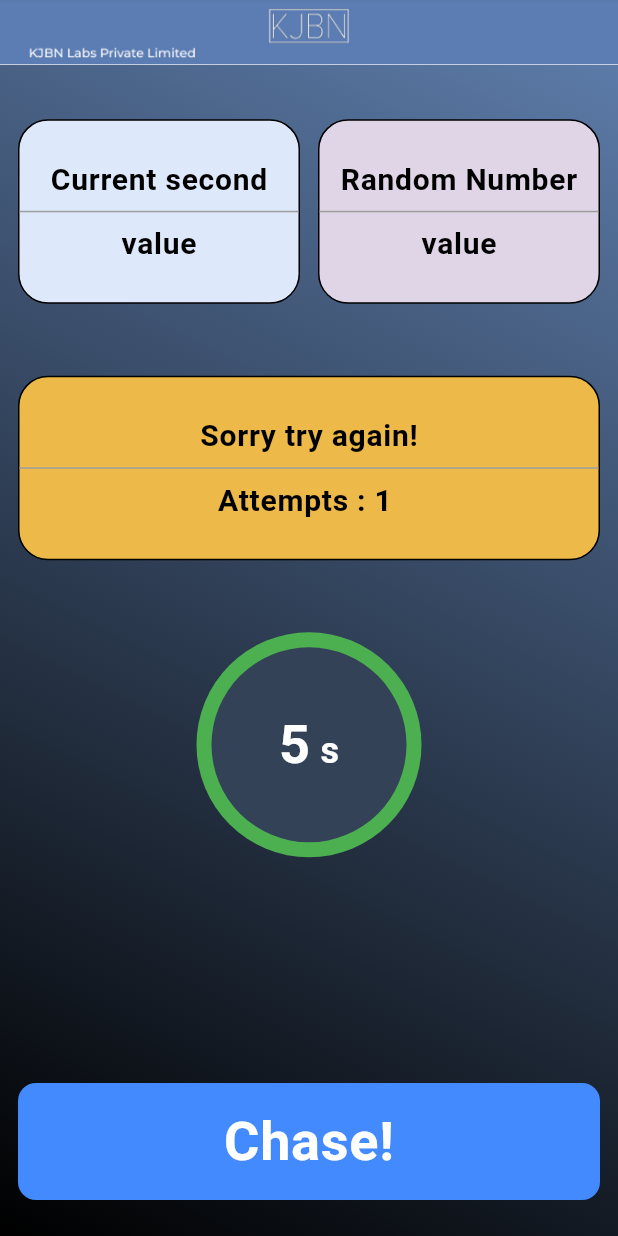
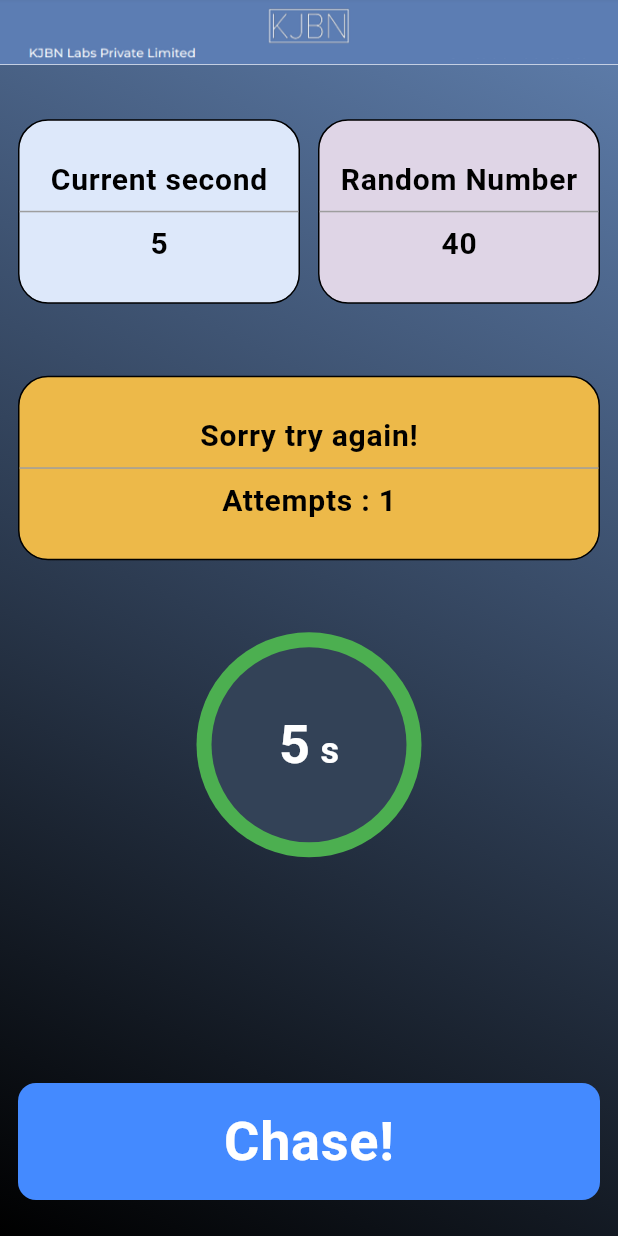
Before and after one commit to ajayg51/kjbn_assignment, a Flutter app: the screen it shows after launch, after a tap on "Chase!", on a phone screen of 412 x 824 dp. Run offline on Flutter 3.47's test engine with Material 3 defaults, Android fonts, the phone set to English and light mode, and no system bars; our stand-ins replace get.

Commit message:
added home screen  timer and dynamic sec counter

```diff
--- a/lib/screens/home_screen.dart
+++ b/lib/screens/home_screen.dart
@@ -1,5 +1,6 @@
 import 'package:flutter/material.dart';
 import 'package:get/get.dart';
+import 'package:kjbn_assignment/screens/home_screen_controller.dart';
 import 'package:kjbn_assignment/utils/color_consts.dart';
 import 'package:kjbn_assignment/utils/common_appbar.dart';
 import 'package:kjbn_assignment/utils/common_scaffold.dart';
@@ -7,7 +8,9 @@ import 'package:kjbn_assignment/utils/extensions.dart';
 import 'package:kjbn_assignment/utils/separator.dart';
 
 class HomeScreen extends StatelessWidget {
-  const HomeScreen({super.key});
+  HomeScreen({super.key});
+
+  final controller = Get.put(HomeScreenController());
 
   @override
   Widget build(BuildContext context) {
@@ -19,23 +22,55 @@ class HomeScreen extends StatelessWidget {
           Expanded(
             child: Column(
               children: [
-                SingleChildScrollView(
+                Expanded(
+                  child: SingleChildScrollView(
                     child: Column(
                       children: [
                         buildCounterRow.padSymmetric(horizontalPad: 12),
                         48.verticalSpace,
+                        Obx(
+                          () {
+                            final attemptCount = controller.attemptCount.value;
+                            final isSuccess = controller.isSuccess.value;
+                            final isTimeup = controller.isTimeup.value;
+
+                            final secLeft = controller.timerSecond.value;
+
+                            // case failure
+                            String label = "Sorry try again!";
+                            String info = "Attempts : $attemptCount";
+                            int colorValue = ColorConsts.orange;
+
+                            // case success
+                            if (isSuccess) {
+                              label = "Success :)";
+                              info = "Score : 1/$attemptCount";
+                              colorValue = ColorConsts.green;
+                            }
+                            // case timeup
+                            else if (isTimeup) {
+                              label = "Failure :(";
+                              colorValue = ColorConsts.red;
+                            }
+
+                            return Column(
+                              children: [
                                 buildResultInfo(
-                        label: "Sorry try again!",
-                        info: "Attempts : 1 ",
-                        colorValue: ColorConsts.orange,
+                                  label: label,
+                                  info: info,
+                                  colorValue: colorValue,
                                 ).padSymmetric(horizontalPad: 12),
                                 48.verticalSpace,
-                      buildTimer,
+                                buildTimer(secLeft: secLeft),
+                              ],
+                            );
+                          },
+                        ),
                       ],
                     ),
                   ),
-                const Spacer(),
-                buildBtn.padSymmetric(horizontalPad: 12),
+                ),
+                buildPlayBtn().padSymmetric(horizontalPad: 12),
                 24.verticalSpace,
               ],
             ),
@@ -49,19 +84,27 @@ class HomeScreen extends StatelessWidget {
     return Row(
       children: [
         Expanded(
-          child: buildTileInfo(
+          child: Obx(
+            () {
+              final curSec = controller.currentSecond.value;
+              return buildTileInfo(
                 colorValue: ColorConsts.skyBlue,
                 label: "Current second",
-            info: "value",
+                info: curSec.toString(),
+              );
+            },
           ),
         ),
         12.horizontalSpace,
         Expanded(
-          child: buildTileInfo(
+          child: Obx(() {
+            final randVal = controller.randomValue.value;
+            return buildTileInfo(
               colorValue: ColorConsts.purple,
               label: "Random Number",
-            info: "value",
-          ),
+              info: randVal.toString(),
+            );
+          }),
         ),
       ],
     );
@@ -130,12 +173,19 @@ class HomeScreen extends StatelessWidget {
     );
   }
 
-  Widget get buildTimer {
+  Widget buildTimer({
+    required int secLeft,
+  }) {
+    Color color = Colors.green;
+    if (secLeft < 5 && secLeft >= 3) {
+      color = Colors.yellow;
+    } else if (secLeft < 3 && secLeft >= 0) {
+      color = Colors.red;
+    }
+
     return Stack(
       children: [
-        buildTimerContainer(
-          color: Colors.green,
-        ),
+        buildTimerContainer(color: color),
         Positioned(
           left: 10,
           top: 10,
@@ -148,7 +198,7 @@ class HomeScreen extends StatelessWidget {
                 text: TextSpan(
                   children: [
                     TextSpan(
-                      text: "5",
+                      text: secLeft.toString(),
                       style: Get.textTheme.bodyLarge?.copyWith(
                         fontSize: 36,
                       ),
@@ -186,12 +236,12 @@ class HomeScreen extends StatelessWidget {
     );
   }
 
-  Widget get buildBtn {
+  Widget buildPlayBtn() {
     return Row(
       children: [
         Expanded(
           child: InkWell(
-            onTap: () {},
+            onTap: controller.onBtnTap,
             child: Container(
               decoration: BoxDecoration(
                 borderRadius: BorderRadius.circular(12),
--- /dev/null
+++ b/lib/screens/home_screen_controller.dart
@@ -0,0 +1,78 @@
+import 'dart:async';
+import 'dart:math';
+
+import 'package:get/get.dart';
+import 'package:get/get_rx/src/rx_workers/utils/debouncer.dart';
+
+class HomeScreenController extends GetxController {
+  final currentSecond = 0.obs;
+  final randomValue = 0.obs;
+  final attemptCount = 0.obs;
+  final timerSecond = 5.obs;
+
+  final isRestartGame = false.obs;
+  final isSuccess = false.obs;
+  final isTimeup = false.obs;
+
+  Timer? timer;
+  final debouncer = Debouncer(delay: const Duration(milliseconds: 1010));
+
+  @override
+  void onReady() {
+    super.onReady();
+    currentSecond.value = DateTime.now().second;
+    countSecond(isStopTimer: false);
+  }
+
+  void onBtnTap() {
+    if (timer != null && timer!.isActive) {
+      timer!.cancel();
+    }
+    debouncer.call(() {
+      currentSecond.value = DateTime.now().second;
+      randomValue.value = Random().nextInt(60);
+      // currentSecond.value = 1;
+      // randomValue.value = 1;
+      timerSecond.value = 5;
+
+      attemptCount.value += 1;
+
+      if (currentSecond.value == randomValue.value) {
+        if (timer != null && timer!.isActive) {
+          timer!.cancel();
+        }
+        isSuccess.value = true;
+      } else {
+        if (timer != null && timer!.isActive) {
+          timer!.cancel();
+        }
+        countSecond(isStopTimer: false);
+        isRestartGame.value = true;
+      }
+    });
+  }
+
+  void countSecond({required bool isStopTimer}) {
+    if (timer != null && timer!.isActive) {
+      timer!.cancel();
+    }
+
+    Timer.periodic(
+      const Duration(milliseconds: 999),
+      (timer) {
+        this.timer = timer;
+        if (isStopTimer) {
+          timer.cancel();
+          return;
+        }
+
+        timerSecond.value -= 1;
+        if (timerSecond.value == 0) {
+          isSuccess.value = false;
+          isTimeup.value = true;
+          timer.cancel();
+        }
+      },
+    );
+  }
+}
--- a/lib/screens/splash_screen_controller.dart
+++ b/lib/screens/splash_screen_controller.dart
@@ -8,7 +8,7 @@ class SplashScreenController extends GetxController {
     Future.delayed(
       const Duration(seconds: 3),
       () {
-        Get.off(const HomeScreen());
+        Get.off(() => HomeScreen());
       },
     );
   }
--- a/lib/utils/color_consts.dart
+++ b/lib/utils/color_consts.dart
@@ -3,4 +3,5 @@ class ColorConsts {
   static const purple = 0xffDFD5E6;
   static const orange = 0xffEDB949;
   static const green = 0xff54A054;
+  static const red = 0xffF18075;
 }
```
Lines whose indentation alone changed are shown as unchanged.
